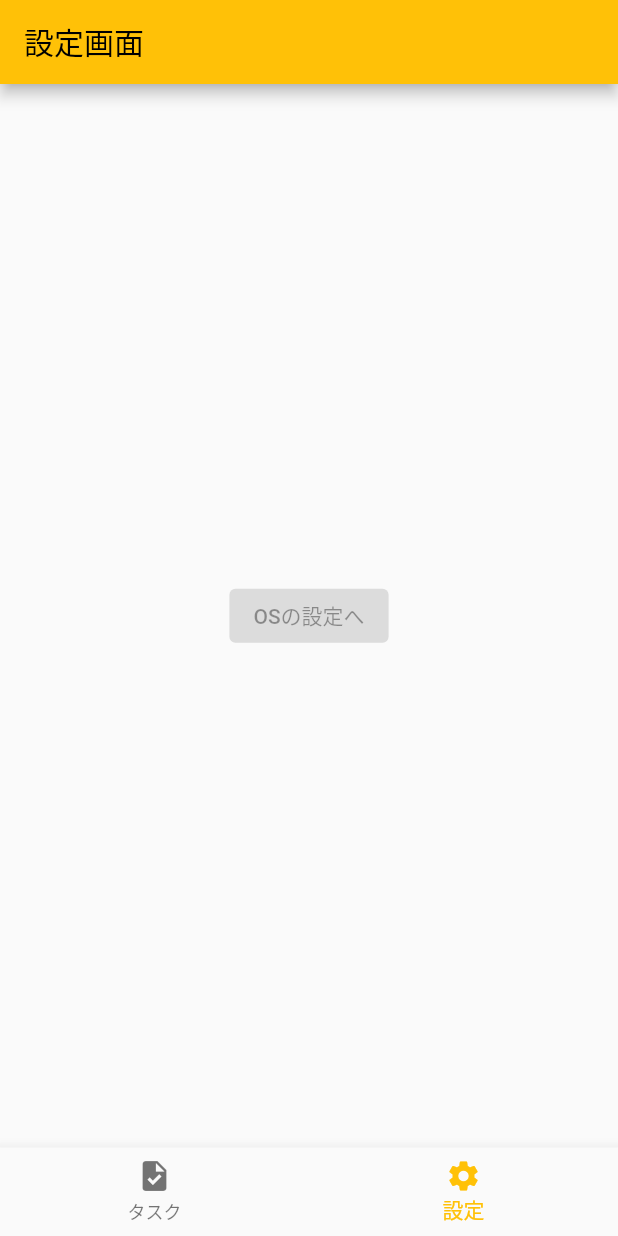
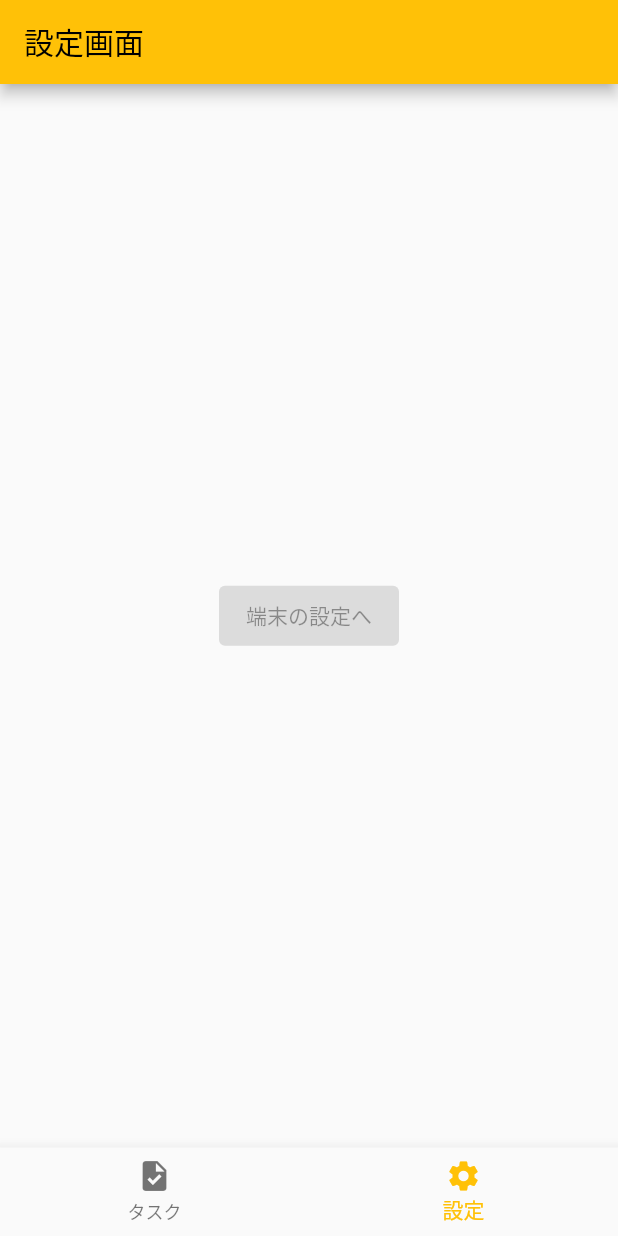
Before and after one commit to ume-kun1015/board, a Flutter app: the screen it shows after launch, item 2 of the bottom bar chosen, on a phone screen of 412 x 824 dp. Run offline on Flutter 3.47's test engine with Material 2 defaults, Android fonts, the phone set to English and light mode, and no system bars; our stand-ins replace hooks_riverpod; missing offline and left inert: app_settings.

Commit message:
fix: fix button design and text

```diff
--- a/lib/screens/settings/settings_index.dart
+++ b/lib/screens/settings/settings_index.dart
@@ -13,10 +13,17 @@ class SettingsIndexScreen extends StatelessWidget {
       body: Center(
         child: Column(
           mainAxisAlignment: MainAxisAlignment.center,
-          children: const <Widget>[
-            ElevatedButton(
-              onPressed: AppSettings.openLocationSettings,
-              child: Text('OSの設定へ'),
+          children: <Widget>[
+            SizedBox(
+              width: 120,
+              height: 40,
+              child: ElevatedButton(
+                onPressed: AppSettings.openLocationSettings,
+                child: const Text('端末の設定へ'),
+                style: ElevatedButton.styleFrom(
+                  onPrimary: Colors.black,
+                ),
+              ),
             ),
           ],
         ),
```
